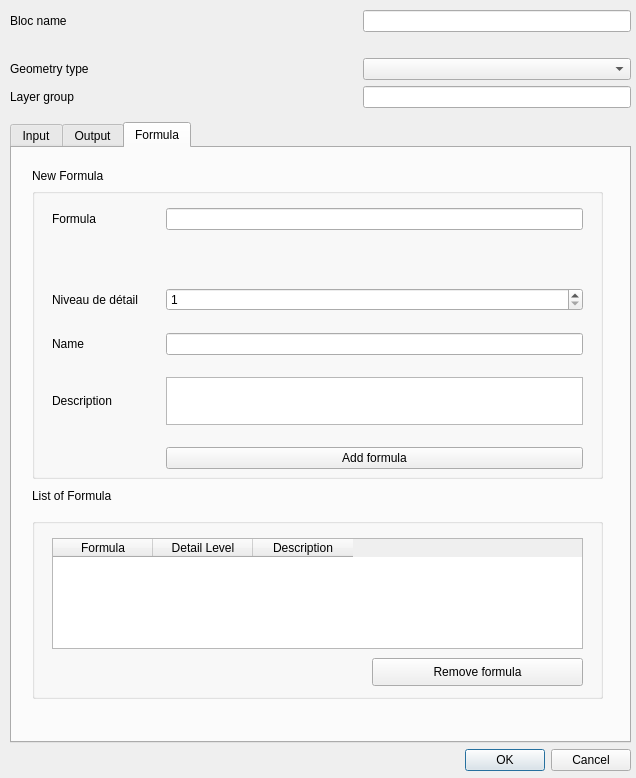
The window that gui/forms/create_bloc.ui (TheophileLaPelouse/cycle) describes before a commit, drawn with Qt 5.
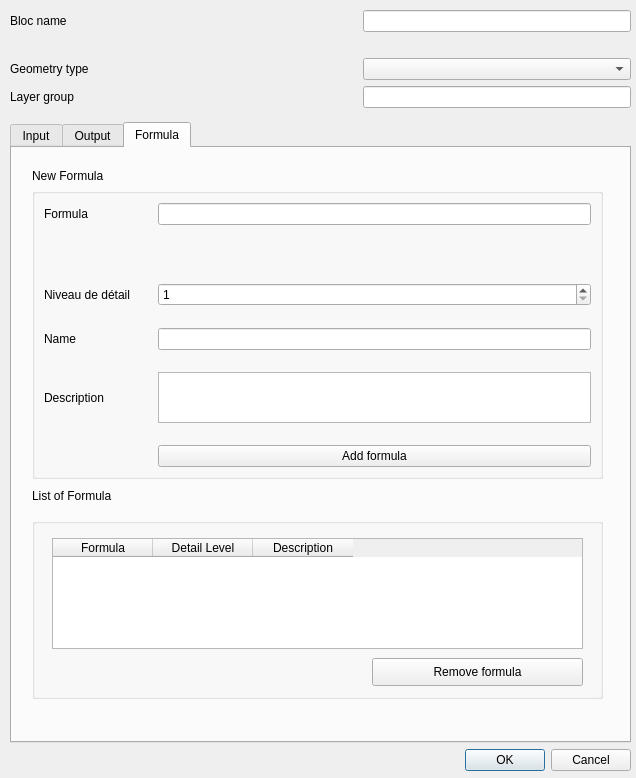
The same window after the commit. The open tabs and pages were chosen to show the change.

The edit to the form file:
```diff
--- a/gui/forms/create_bloc.ui
+++ b/gui/forms/create_bloc.ui
@@ -639,15 +639,8 @@
           <height>291</height>
          </rect>
         </property>
-        <widget class="QWidget" name="gridLayoutWidget_4">
-         <property name="geometry">
-          <rect>
-           <x>20</x>
-           <y>20</y>
-           <width>531</width>
-           <height>261</height>
-          </rect>
-         </property>
+        <layout class="QVBoxLayout" name="verticalLayout">
+         <item>
          <layout class="QGridLayout" name="gridLayout_4">
           <property name="verticalSpacing">
            <number>22</number>
@@ -795,7 +788,8 @@
            </widget>
           </item>
          </layout>
-        </widget>
+         </item>
+        </layout>
        </widget>
       </widget>
      </widget>
```
Left out of the diff: 2 changed lines with no effect on the pictures. Lines whose indentation alone changed are shown as unchanged.
